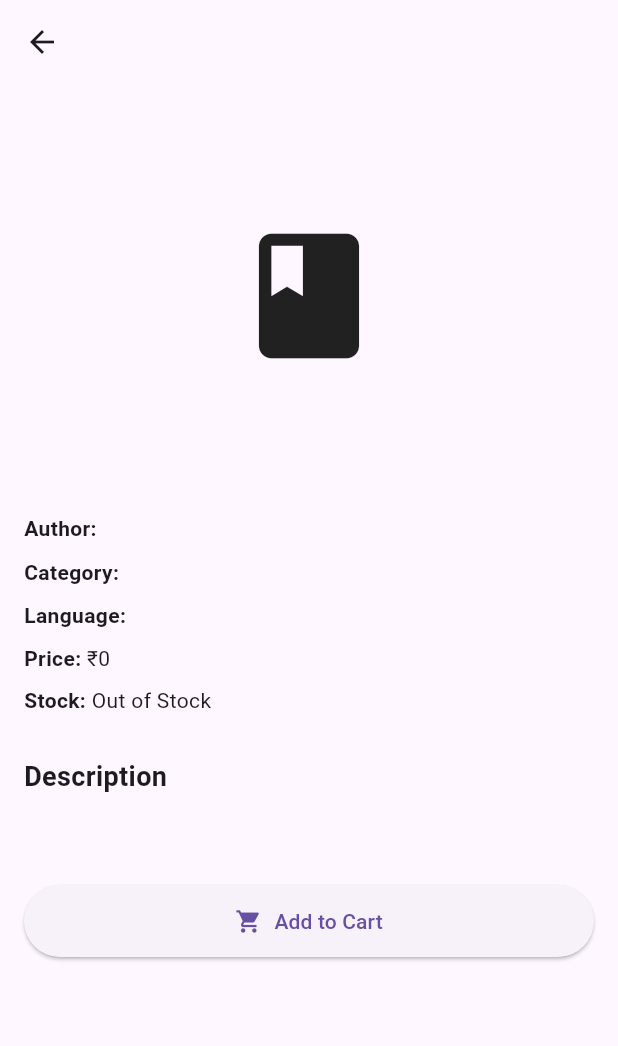
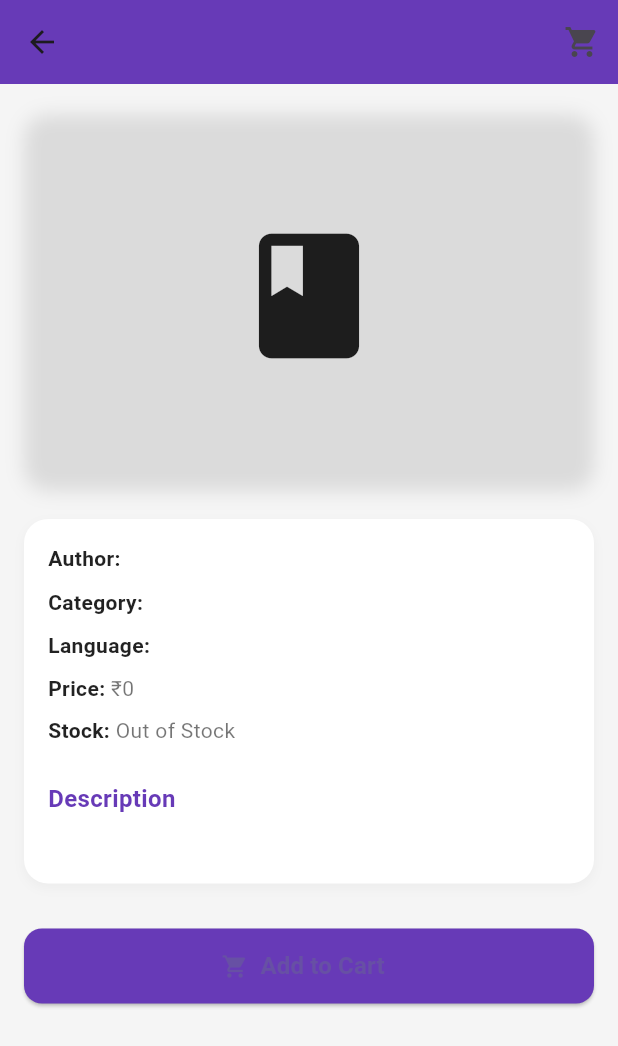
Before and after one commit to hassanlala190/bookstore, a Flutter app: the BookDetailsPage screen opened directly with empty values, on a phone screen of 412 x 824 dp. Shown: the top 1046 px of the screen. Run offline on Flutter 3.47's test engine with Material 3 defaults, Android fonts, the phone set to English and light mode, and no system bars; our stand-ins replace cloud_firestore, device_preview, firebase_auth, firebase_core, flutter_image_compress, image_picker and 1 more; accounts and stored records are empty; network calls fail.

Commit message:
Add to Cart Done

```diff
--- a/lib/BookDetails.dart
+++ b/lib/BookDetails.dart
@@ -1,8 +1,10 @@
+import 'dart:convert';
 import 'dart:io';
-import 'dart:convert';
+import 'package:bookstore/cart_Service.dart';
 import 'package:flutter/foundation.dart';
 import 'package:flutter/material.dart';
 import 'package:path_provider/path_provider.dart';
+import 'cart_page.dart';
 
 class BookDetailsPage extends StatelessWidget {
   final Map<String, dynamic> data;
@@ -12,61 +14,134 @@ class BookDetailsPage extends StatelessWidget {
   @override
   Widget build(BuildContext context) {
     return Scaffold(
+      backgroundColor: Colors.grey[100],
       appBar: AppBar(
         title: Text(data['bookName'] ?? "Book Details"),
+        backgroundColor: Colors.deepPurple,
+        actions: [
+          FutureBuilder<int>(
+            future: CartService.getCartCount(),
+            builder: (context, snapshot) {
+              int count = snapshot.data ?? 0;
+              return Stack(
+                alignment: Alignment.topRight,
+                children: [
+                  IconButton(
+                    icon: const Icon(Icons.shopping_cart),
+                    onPressed: () {
+                      Navigator.push(
+                        context,
+                        MaterialPageRoute(builder: (_) => const CartPage()),
+                      );
+                    },
+                  ),
+                  if (count > 0)
+                    Positioned(
+                      right: 6,
+                      top: 6,
+                      child: Container(
+                        padding: const EdgeInsets.all(4),
+                        decoration: BoxDecoration(
+                          color: Colors.red,
+                          borderRadius: BorderRadius.circular(10),
+                        ),
+                        constraints: const BoxConstraints(minWidth: 18, minHeight: 18),
+                        child: Text(
+                          '$count',
+                          style: const TextStyle(
+                            color: Colors.white,
+                            fontSize: 11,
+                            fontWeight: FontWeight.bold,
+                          ),
+                          textAlign: TextAlign.center,
+                        ),
+                      ),
+                    ),
+                ],
+              );
+            },
+          ),
+        ],
       ),
       body: SingleChildScrollView(
         padding: const EdgeInsets.all(16),
         child: Column(
-          crossAxisAlignment: CrossAxisAlignment.start,
           children: [
-            // Book Image
-            Center(
+            // Book image
+            Container(
+              decoration: BoxDecoration(
+                borderRadius: BorderRadius.circular(16),
+                boxShadow: [BoxShadow(color: Colors.grey.withOpacity(0.3), blurRadius: 10, offset: const Offset(0, 5))],
+              ),
+              child: ClipRRect(
+                borderRadius: BorderRadius.circular(16),
                 child: SizedBox(
                   height: 250,
+                  width: double.infinity,
                   child: _buildBookImage(data),
                 ),
               ),
+            ),
 
-            const SizedBox(height: 20),
+            const SizedBox(height: 24),
 
+            // Book details card
+            Container(
+              width: double.infinity,
+              padding: const EdgeInsets.all(16),
+              decoration: BoxDecoration(
+                color: Colors.white,
+                borderRadius: BorderRadius.circular(16),
+                boxShadow: [BoxShadow(color: Colors.grey.withOpacity(0.1), blurRadius: 6, offset: const Offset(0, 3))],
+              ),
+              child: Column(
+                crossAxisAlignment: CrossAxisAlignment.start,
+                children: [
                   _detail("Author", data['bookAuthor']),
                   _detail("Category", data['bookCategory']),
                   _detail("Language", data['bookLanguage']),
                   _detail("Price", "₹${data['bookPrice']}"),
-            _detail(
-              "Stock",
-              data['bookStock'] == "Yes" ? "In Stock" : "Out of Stock",
-            ),
-
-            const SizedBox(height: 20),
-
+                  _detail("Stock", data['bookStock'] == "Yes" ? "In Stock" : "Out of Stock"),
+                  const SizedBox(height: 16),
                   Text(
                     "Description",
-              style: TextStyle(fontSize: 18, fontWeight: FontWeight.bold),
+                    style: TextStyle(fontSize: 16, fontWeight: FontWeight.bold, color: Colors.deepPurple),
                   ),
                   const SizedBox(height: 8),
                   Text(
                     data['bookDescription'] ?? "No description available",
-              style: TextStyle(fontSize: 15),
+                    style: const TextStyle(fontSize: 14, color: Colors.grey),
+                  ),
+                ],
+              ),
             ),
 
             const SizedBox(height: 30),
 
-            // Add to Cart Button
+            // Add to Cart button
             SizedBox(
               width: double.infinity,
+              height: 50,
               child: ElevatedButton.icon(
                 icon: const Icon(Icons.shopping_cart),
-                label: const Text("Add to Cart"),
-                onPressed: () {
-                  // yahan cart logic add kar sakte ho
+                label: const Text("Add to Cart", style: TextStyle(fontSize: 16, fontWeight: FontWeight.bold)),
+                onPressed: () async {
+                  final cartItem = {
+                    "uuid": DateTime.now().millisecondsSinceEpoch.toString(),
+                    "id": data['id'],
+                    "bookName": data['bookName'],
+                    "bookPrice": data['bookPrice'],
+                    "bookCoverImage": data['bookCoverImage'],
+                    "quantity": 1,
+                  };
+                  await CartService.addToCart(cartItem);
                   ScaffoldMessenger.of(context).showSnackBar(
-                    const SnackBar(content: Text("Added to cart")),
+                    const SnackBar(content: Text("Book added to cart")),
                   );
                 },
                 style: ElevatedButton.styleFrom(
-                  padding: const EdgeInsets.symmetric(vertical: 14),
+                  backgroundColor: Colors.deepPurple,
+                  shape: RoundedRectangleBorder(borderRadius: BorderRadius.circular(12)),
                 ),
               ),
             ),
@@ -81,33 +156,21 @@ class BookDetailsPage extends StatelessWidget {
       padding: const EdgeInsets.only(bottom: 8),
       child: Row(
         children: [
-          Text(
-            "$title: ",
-            style: const TextStyle(fontWeight: FontWeight.bold),
-          ),
-          Expanded(child: Text(value)),
+          Text("$title: ", style: const TextStyle(fontWeight: FontWeight.bold, color: Colors.black87)),
+          Expanded(child: Text(value, style: const TextStyle(color: Colors.black54))),
         ],
       ),
     );
   }
 
   Widget _buildBookImage(Map<String, dynamic> data) {
-    if (kIsWeb &&
-        data['bookCoverImage'] != null &&
-        data['bookCoverImage'].isNotEmpty) {
-      return Image.memory(
-        base64Decode(data['bookCoverImage']),
-        fit: BoxFit.cover,
-      );
-    } else if (!kIsWeb &&
-        data['bookCoverImage'] != null &&
-        data['bookCoverImage'].isNotEmpty) {
+    if (kIsWeb && data['bookCoverImage'] != null && data['bookCoverImage'].isNotEmpty) {
+      return Image.memory(base64Decode(data['bookCoverImage']), fit: BoxFit.cover);
+    } else if (!kIsWeb && data['bookCoverImage'] != null && data['bookCoverImage'].isNotEmpty) {
       return FutureBuilder<File>(
         future: _getImageFile(data['bookCoverImage']),
         builder: (context, snapshot) {
-          if (snapshot.hasData) {
-            return Image.file(snapshot.data!, fit: BoxFit.cover);
-          }
+          if (snapshot.hasData) return Image.file(snapshot.data!, fit: BoxFit.cover);
           return const Icon(Icons.book, size: 100);
         },
       );
--- /dev/null
+++ b/lib/cart_Service.dart
@@ -0,0 +1,69 @@
+import 'dart:convert';
+import 'package:shared_preferences/shared_preferences.dart';
+
+class CartService {
+  static const String _cartKey = "cart_items";
+
+  /// Get all cart items
+  static Future<List<Map<String, dynamic>>> getCart() async {
+    final prefs = await SharedPreferences.getInstance();
+    final String? cartString = prefs.getString(_cartKey);
+    if (cartString == null) return [];
+    final List decoded = jsonDecode(cartString);
+    return decoded.cast<Map<String, dynamic>>();
+  }
+
+  /// Add item or increment quantity
+  static Future<void> addToCart(Map<String, dynamic> item) async {
+  final prefs = await SharedPreferences.getInstance();
+  final cart = await getCart();
+
+  // Har entry ko unique treat karo, quantity increment sirf uuid match hone par
+  final index = cart.indexWhere((e) => e['uuid'] == item['uuid']);
+  if (index != -1) {
+    int currentQty = cart[index]['quantity'] ?? 1;
+    cart[index]['quantity'] = currentQty < 10 ? currentQty + 1 : 10;
+  } else {
+    item['quantity'] = 1;
+    cart.add(item);
+  }
+
+  await prefs.setString(_cartKey, jsonEncode(cart));
+}
+
+
+  /// Remove item from cart
+  static Future<void> removeFromCart(int index) async {
+    final prefs = await SharedPreferences.getInstance();
+    final cart = await getCart();
+    cart.removeAt(index);
+    await prefs.setString(_cartKey, jsonEncode(cart));
+  }
+
+  /// Update quantity of a cart item using uuid
+  static Future<void> updateQuantity(String uuid, int quantity) async {
+    final prefs = await SharedPreferences.getInstance();
+    final cart = await getCart();
+    final index = cart.indexWhere((e) => e['uuid'] == uuid);
+
+    if (index != -1) {
+      cart[index]['quantity'] = quantity.clamp(1, 10); // min 1, max 10
+      await prefs.setString(_cartKey, jsonEncode(cart));
+    }
+  }
+
+  /// Clear cart
+  static Future<void> clearCart() async {
+    final prefs = await SharedPreferences.getInstance();
+    prefs.remove(_cartKey);
+  }
+
+  /// Total cart count (sum of quantities)
+  static Future<int> getCartCount() async {
+    final cart = await getCart();
+    return cart.fold<int>(
+      0,
+      (sum, item) => sum + (item['quantity'] as int? ?? 1),
+    );
+  }
+}
--- a/pubspec.yaml
+++ b/pubspec.yaml
@@ -43,6 +43,7 @@ dependencies:
   path_provider:
   path:
   flutter_image_compress:
+  shared_preferences:
 
 dev_dependencies:
   flutter_test:
```
Also changed, not shown: lib/cart_page.dart (added, +241 -0 lines), lib/usershow_books.dart (+52 -0 lines), pubspec.lock. Lines whose indentation alone changed are shown as unchanged.
